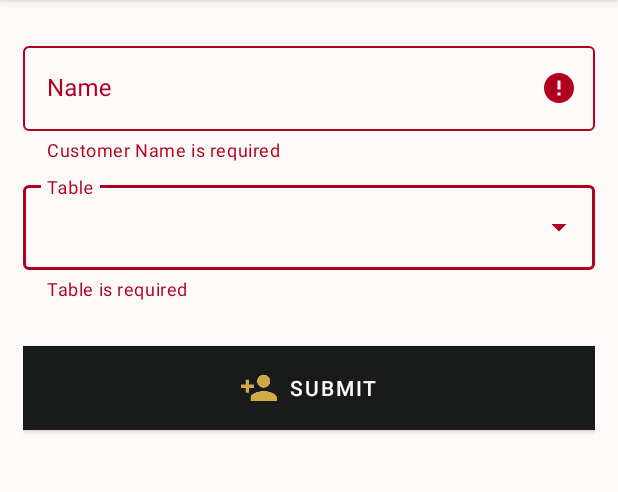
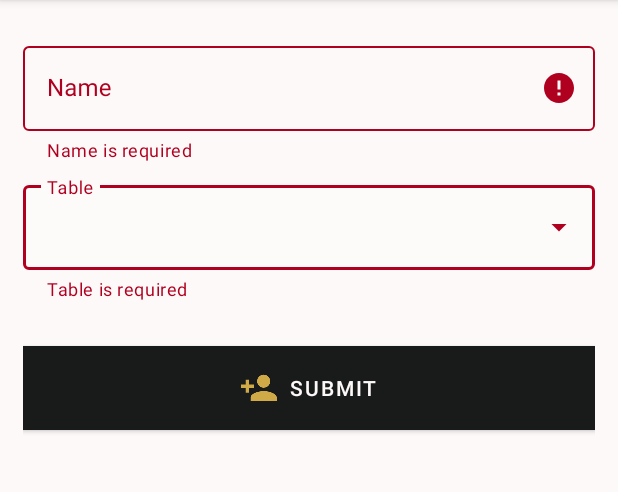
Before and after one commit to mlph-ccaponpon/android-table-reservation, an Android app: the AddCustomerActivity screen opened directly, with no data from a screen before it, after a tap on "SUBMIT", on a phone screen of 412 x 824 dp, the part 84-576 px from its top. Run offline under Robolectric (Android 15) with nearby library versions, the phone set to English and light mode, and no system bars; our stand-ins replace Room's generated code, RxJava; 1 other tap on this screen came first.

Commit message:
Modify error message on adding customer

```diff
--- a/app/src/main/res/values/strings.xml
+++ b/app/src/main/res/values/strings.xml
@@ -18,7 +18,7 @@
     <string name="submit">Submit</string>
     <string name="add_customer_success">Successfully added customer! Table has been occupied by %d pax</string>
     <string name="add_customer_table_full">Sorry, this table is already full</string>
-    <string name="add_customer_name_req">Customer Name is required</string>
+    <string name="add_customer_name_req">Name is required</string>
     <string name="add_customer_table_req">Table is required</string>
 
     <!-- Customer List Activity -->
```
